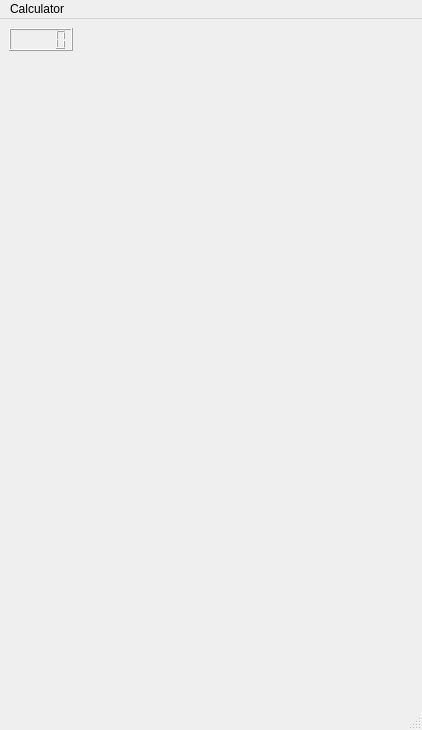
AquilaFasciata/QtCalc, file calc.ui: the form before one commit.
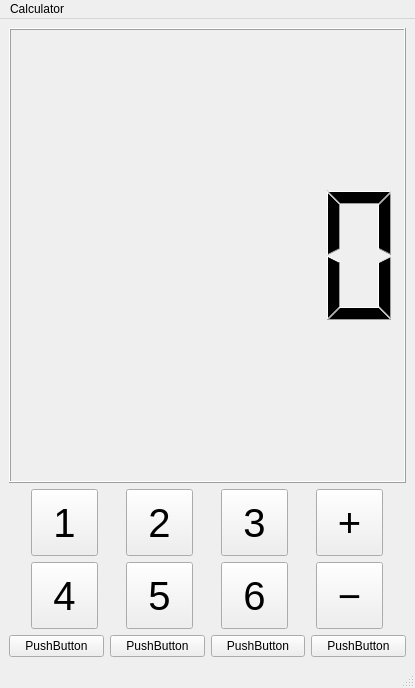
The form after the commit.

```diff
--- a/calc.ui
+++ b/calc.ui
@@ -6,8 +6,8 @@
    <rect>
     <x>0</x>
     <y>0</y>
-    <width>422</width>
-    <height>730</height>
+    <width>415</width>
+    <height>688</height>
    </rect>
   </property>
   <property name="sizePolicy">
@@ -22,10 +22,251 @@
   <widget class="QWidget" name="centralwidget">
    <layout class="QGridLayout" name="gridLayout">
     <item row="0" column="0">
-     <layout class="QFormLayout" name="formLayout">
-      <item row="0" column="0">
+     <layout class="QVBoxLayout" name="verticalLayout">
+      <item>
        <widget class="QLCDNumber" name="lcdNumber"/>
       </item>
+      <item>
+       <layout class="QHBoxLayout" name="horizontalLayout_6"/>
+      </item>
+      <item>
+       <layout class="QHBoxLayout" name="horizontalLayout_7">
+        <item>
+         <widget class="QPushButton" name="pushButton_2">
+          <property name="minimumSize">
+           <size>
+            <width>0</width>
+            <height>67</height>
+           </size>
+          </property>
+          <property name="maximumSize">
+           <size>
+            <width>67</width>
+            <height>16777215</height>
+           </size>
+          </property>
+          <property name="font">
+           <font>
+            <pointsize>30</pointsize>
+           </font>
+          </property>
+          <property name="text">
+           <string>1</string>
+          </property>
+         </widget>
+        </item>
+        <item>
+         <widget class="QPushButton" name="twobutton">
+          <property name="minimumSize">
+           <size>
+            <width>0</width>
+            <height>67</height>
+           </size>
+          </property>
+          <property name="maximumSize">
+           <size>
+            <width>67</width>
+            <height>16777215</height>
+           </size>
+          </property>
+          <property name="font">
+           <font>
+            <pointsize>30</pointsize>
+           </font>
+          </property>
+          <property name="text">
+           <string>2</string>
+          </property>
+         </widget>
+        </item>
+        <item>
+         <widget class="QPushButton" name="threeButton">
+          <property name="minimumSize">
+           <size>
+            <width>0</width>
+            <height>67</height>
+           </size>
+          </property>
+          <property name="maximumSize">
+           <size>
+            <width>67</width>
+            <height>16777215</height>
+           </size>
+          </property>
+          <property name="font">
+           <font>
+            <pointsize>30</pointsize>
+           </font>
+          </property>
+          <property name="text">
+           <string>3</string>
+          </property>
+         </widget>
+        </item>
+        <item>
+         <widget class="QPushButton" name="oneButton">
+          <property name="minimumSize">
+           <size>
+            <width>0</width>
+            <height>67</height>
+           </size>
+          </property>
+          <property name="maximumSize">
+           <size>
+            <width>67</width>
+            <height>16777215</height>
+           </size>
+          </property>
+          <property name="font">
+           <font>
+            <pointsize>30</pointsize>
+           </font>
+          </property>
+          <property name="text">
+           <string>+</string>
+          </property>
+         </widget>
+        </item>
+       </layout>
+      </item>
+      <item>
+       <layout class="QHBoxLayout" name="horizontalLayout_8">
+        <item>
+         <widget class="QPushButton" name="pushButton_3">
+          <property name="minimumSize">
+           <size>
+            <width>0</width>
+            <height>67</height>
+           </size>
+          </property>
+          <property name="maximumSize">
+           <size>
+            <width>67</width>
+            <height>16777215</height>
+           </size>
+          </property>
+          <property name="font">
+           <font>
+            <pointsize>30</pointsize>
+           </font>
+          </property>
+          <property name="text">
+           <string>4</string>
+          </property>
+         </widget>
+        </item>
+        <item>
+         <widget class="QPushButton" name="pushButton_5">
+          <property name="minimumSize">
+           <size>
+            <width>0</width>
+            <height>67</height>
+           </size>
+          </property>
+          <property name="maximumSize">
+           <size>
+            <width>67</width>
+            <height>16777215</height>
+           </size>
+          </property>
+          <property name="font">
+           <font>
+            <pointsize>30</pointsize>
+           </font>
+          </property>
+          <property name="text">
+           <string>5</string>
+          </property>
+         </widget>
+        </item>
+        <item>
+         <widget class="QPushButton" name="pushButton_4">
+          <property name="minimumSize">
+           <size>
+            <width>0</width>
+            <height>67</height>
+           </size>
+          </property>
+          <property name="maximumSize">
+           <size>
+            <width>67</width>
+            <height>16777215</height>
+           </size>
+          </property>
+          <property name="font">
+           <font>
+            <pointsize>30</pointsize>
+           </font>
+          </property>
+          <property name="text">
+           <string>6</string>
+          </property>
+         </widget>
+        </item>
+        <item>
+         <widget class="QPushButton" name="pushButton">
+          <property name="sizePolicy">
+           <sizepolicy hsizetype="Minimum" vsizetype="Fixed">
+            <horstretch>0</horstretch>
+            <verstretch>0</verstretch>
+           </sizepolicy>
+          </property>
+          <property name="minimumSize">
+           <size>
+            <width>0</width>
+            <height>67</height>
+           </size>
+          </property>
+          <property name="maximumSize">
+           <size>
+            <width>67</width>
+            <height>16777215</height>
+           </size>
+          </property>
+          <property name="font">
+           <font>
+            <pointsize>30</pointsize>
+           </font>
+          </property>
+          <property name="text">
+           <string>−</string>
+          </property>
+         </widget>
+        </item>
+       </layout>
+      </item>
+      <item>
+       <layout class="QHBoxLayout" name="horizontalLayout_4">
+        <item>
+         <widget class="QPushButton" name="pushButton_7">
+          <property name="text">
+           <string>PushButton</string>
+          </property>
+         </widget>
+        </item>
+        <item>
+         <widget class="QPushButton" name="pushButton_8">
+          <property name="text">
+           <string>PushButton</string>
+          </property>
+         </widget>
+        </item>
+        <item>
+         <widget class="QPushButton" name="pushButton_6">
+          <property name="text">
+           <string>PushButton</string>
+          </property>
+         </widget>
+        </item>
+        <item>
+         <widget class="QPushButton" name="pushButton_9">
+          <property name="text">
+           <string>PushButton</string>
+          </property>
+         </widget>
+        </item>
+       </layout>
+      </item>
      </layout>
     </item>
    </layout>
@@ -35,7 +276,7 @@
     <rect>
      <x>0</x>
      <y>0</y>
-     <width>422</width>
+     <width>415</width>
      <height>22</height>
     </rect>
    </property>
```
